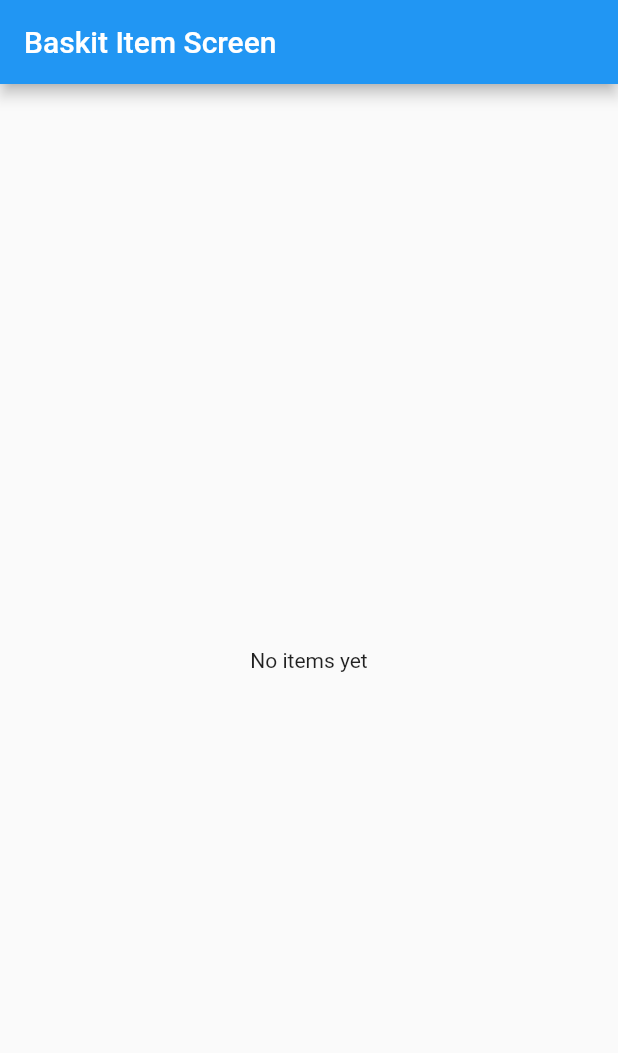
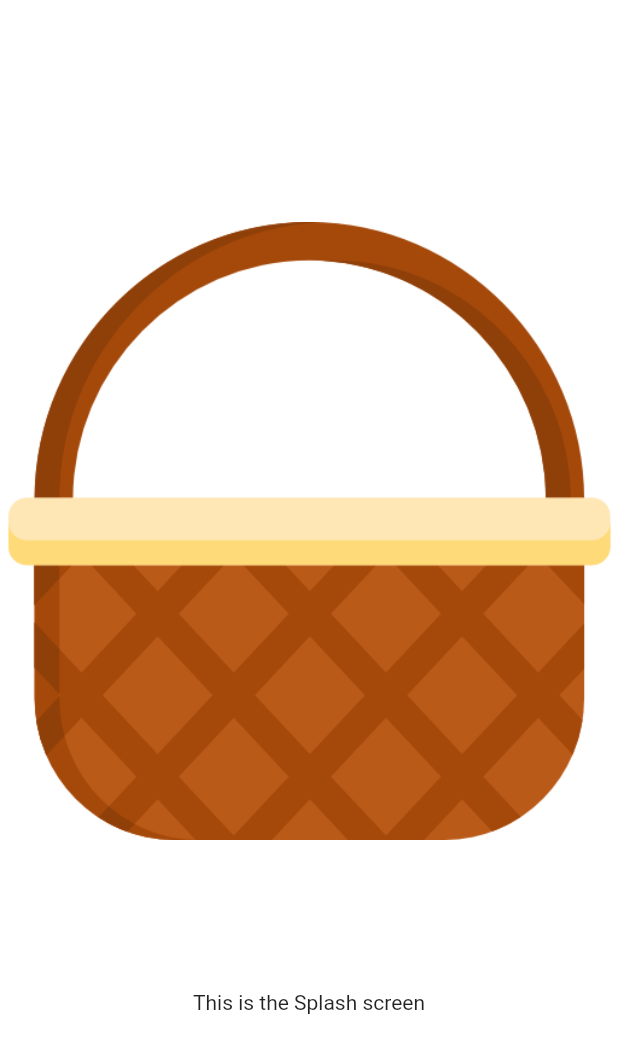
Before and after one commit to paddykool/baskit, a Flutter app: the first screen one second after launch, on a phone screen of 412 x 824 dp. Shown: the top 1053 px of the screen. Run offline on Flutter 3.47's test engine with Material 2 defaults, Android fonts, the phone set to English and light mode, and no system bars; our stand-ins replace go_router, hive, hive_flutter, webview_flutter; missing offline and left inert: receive_sharing_intent, string_similarity; accounts and stored records are empty.

Commit message:
adding go router and splash screen

```diff
--- a/lib/models/app_state_manager.dart
+++ b/lib/models/app_state_manager.dart
@@ -3,17 +3,23 @@ import 'package:flutter/material.dart';
 import 'package:receive_sharing_intent/receive_sharing_intent.dart';
 
 class AppStateManager extends ChangeNotifier {
+  bool _isInitialised = false;
   bool _openedBySharingURL = false;
-  bool get wasOpenedBySharingURL => _openedBySharingURL;
+  bool _resumedBySharingURL = false;
+  String _sharedURL = "";
 
-  String _sharedURL = "";
+  bool get isInitialised => _isInitialised;
+  bool get openedBySharingURL => _openedBySharingURL;
+  bool get resumedBySharingURL => _resumedBySharingURL;
   String get sharedURL => _sharedURL;
 
   StreamSubscription? _intentDataStreamSubscription;
 
-  void initialiseShareLaunchProperties() {
-    // For sharing or opening urls/text coming from outside the app while the app is closed
-    ReceiveSharingIntent.getInitialText().then((String? url) {
+  Future<void> initialiseWasOpenedByShareLaunch() async {
+    // check if there is any initial text when app is opened
+    // TODO maybe await this and assign to a string - make async - then check the string?
+    String? url = await ReceiveSharingIntent.getInitialText();
+    // ReceiveSharingIntent.getInitialText().then((String? url) {
     print('inside "ReceiveSharingIntent.getInitialText()"...');
     if (url != null) {
       print(
@@ -24,8 +30,10 @@ class AppStateManager extends ChangeNotifier {
     } else {
       print('Value passed in from getInitialText() was null');
     }
-    });
+  }
 
+  // TODO just add this to above function and call once in main ?
+  void initialiseResumedBySharingURL() {
     // For sharing or opening urls/text coming from outside the app while the app is in the memory
     _intentDataStreamSubscription =
         ReceiveSharingIntent.getTextStream().listen((String url) {
@@ -40,9 +48,20 @@ class AppStateManager extends ChangeNotifier {
     });
   }
 
+  void initialiseApp() {
+    Timer(
+      const Duration(milliseconds: 3000),
+      () {
+        _isInitialised = true;
+        notifyListeners();
+      },
+    );
+  }
+
   void resetShareLaunchProperties() {
     _sharedURL = "";
     _openedBySharingURL = false;
+    _resumedBySharingURL = false;
   }
 
   void closeShareURLStream() {
--- a/lib/navigation/router.dart
+++ b/lib/navigation/router.dart
@@ -5,14 +5,16 @@ import 'package:flutter/material.dart';
 import 'package:go_router/go_router.dart';
 
 final goRouter = GoRouter(
-  initialLocation: Routes.item.path,
+  initialLocation: Routes.splash.path,
   refreshListenable: appStateManager,
   routes: [
+    Routes.splash,
     Routes.item,
     Routes.parse,
   ],
   redirect: (state) {
-    if (appStateManager.wasOpenedBySharingURL) {
+    // opened by sharing logic
+    if (appStateManager.openedBySharingURL) {
       print('state.location: ${state.location}');
       print('state.subloc: ${state.subloc}');
       print('state.path: ${state.path}');
@@ -21,6 +23,28 @@ final goRouter = GoRouter(
       }
       return null;
     }
+
+    // Show the splash screen for 4 seconds if opened normally
+    if (!appStateManager.isInitialised) {
+      print('state.location: ${state.location}');
+      print('state.subloc: ${state.subloc}');
+      print('state.path: ${state.path}');
+      if (state.subloc != Routes.splash.path) {
+        return Routes.splash.path;
+      }
+      return null;
+    }
+
+    if (appStateManager.isInitialised) {
+      print('state.location: ${state.location}');
+      print('state.subloc: ${state.subloc}');
+      print('state.path: ${state.path}');
+      if (state.subloc != Routes.item.path) {
+        return Routes.item.path;
+      }
+      return null;
+    }
+
     return null;
   },
   errorPageBuilder: (BuildContext context, GoRouterState state) {
--- a/lib/navigation/routes.dart
+++ b/lib/navigation/routes.dart
@@ -1,5 +1,6 @@
 import 'package:baskit/parse_screen.dart';
 import 'package:baskit/item_screen.dart';
+import 'package:baskit/splash_screen.dart';
 import 'package:flutter/material.dart';
 import 'package:go_router/go_router.dart';
 
@@ -15,4 +16,10 @@ class Routes {
     pageBuilder: (BuildContext context, GoRouterState state) =>
         ParseScreen.page(key: state.pageKey),
   );
+
+  static final splash = GoRoute(
+    path: '/splash',
+    pageBuilder: (BuildContext context, GoRouterState state) =>
+        SplashScreen.page(key: state.pageKey),
+  );
 }
--- /dev/null
+++ b/lib/splash_screen.dart
@@ -0,0 +1,32 @@
+import 'package:flutter/material.dart';
+
+class SplashScreen extends StatelessWidget {
+  const SplashScreen({Key? key}) : super(key: key);
+
+  static Page page({LocalKey? key}) => MaterialPage(
+        key: key,
+        child: SplashScreen(),
+      );
+
+  @override
+  Widget build(BuildContext context) {
+    return Scaffold(
+      body: Container(
+        color: Colors.white,
+        child: Column(
+          mainAxisAlignment: MainAxisAlignment.center,
+          children: [
+            Image(
+              image: AssetImage('assets/basket.png'),
+            ),
+            SizedBox(height: 100.0),
+            Text(
+              'This is the Splash screen',
+              style: TextStyle(fontSize: 14.0),
+            ),
+          ],
+        ),
+      ),
+    );
+  }
+}
--- a/pubspec.yaml
+++ b/pubspec.yaml
@@ -34,7 +34,7 @@ dependencies:
 #  shared_preferences: ^2.0.8
   hive: ^2.0.4
   hive_flutter: ^1.1.0
-  webview_flutter: ^2.3.1
+  webview_flutter: ^3.0.0
   path_provider: ^2.0.7
   string_similarity: ^2.0.0
   go_router: ^3.0.1
@@ -59,6 +59,7 @@ flutter:
 
   # To add assets to your application, add an assets section, like this:
   assets:
+    - assets/
     - assets/images/
 #     - images/a_dot_ham.jpeg
 
```
Also changed, not shown: lib/main.dart (+9 -2 lines), lib/parse_screen.dart (+85 -42 lines). Lines whose indentation alone changed are shown as unchanged.
